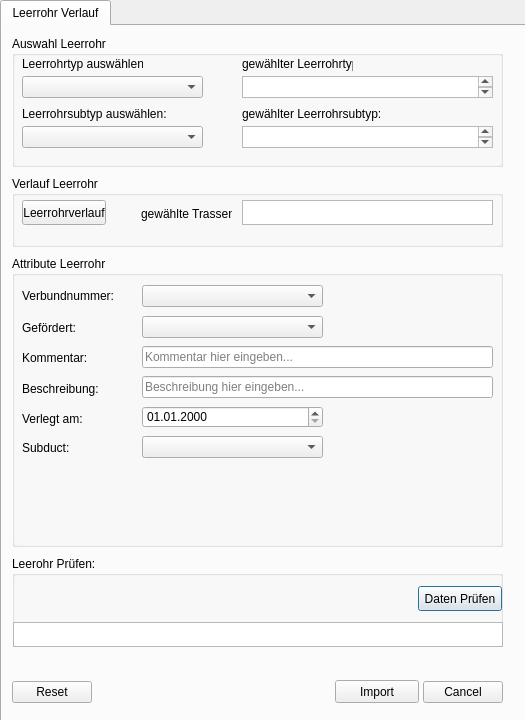
geoKjack/Toolbox_SiegeleCO, file tools/leerrohr_verlegen/leerrohr_verlegen_dialog_base.ui: the form before one commit.
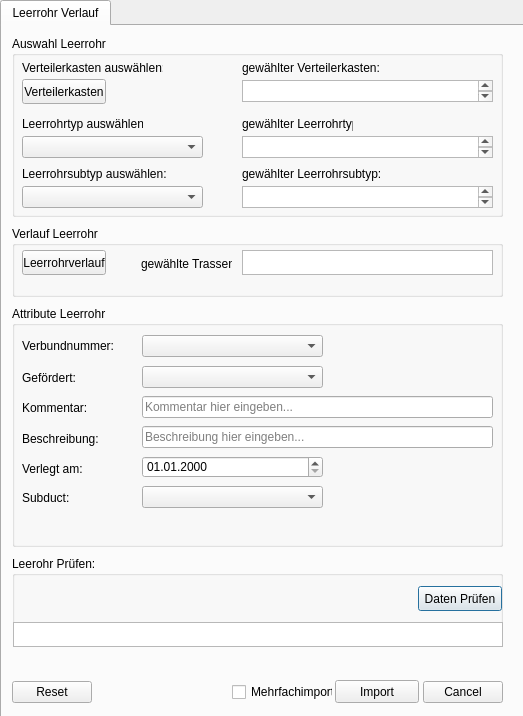
The form after the commit. Custom widgets are drawn as their Qt base class.

Commit message: Fix: Setze Standardwert für Subduct und behebe QTextEdit Fehler; außerdem Troubleshoot Importer Leerrohre

```diff
--- a/tools/leerrohr_verlegen/leerrohr_verlegen_dialog_base.ui
+++ b/tools/leerrohr_verlegen/leerrohr_verlegen_dialog_base.ui
@@ -6,8 +6,8 @@
    <rect>
     <x>0</x>
     <y>0</y>
-    <width>525</width>
-    <height>720</height>
+    <width>523</width>
+    <height>716</height>
    </rect>
   </property>
   <property name="windowTitle">
@@ -108,9 +108,9 @@
      <property name="geometry">
       <rect>
        <x>10</x>
-       <y>230</y>
+       <y>280</y>
        <width>491</width>
-       <height>291</height>
+       <height>241</height>
       </rect>
      </property>
      <property name="title">
@@ -274,7 +274,7 @@
      <property name="geometry">
       <rect>
        <x>10</x>
-       <y>150</y>
+       <y>200</y>
        <width>491</width>
        <height>71</height>
       </rect>
@@ -325,7 +325,7 @@
        <x>10</x>
        <y>10</y>
        <width>491</width>
-       <height>131</height>
+       <height>181</height>
       </rect>
      </property>
      <property name="title">
@@ -335,7 +335,7 @@
       <property name="geometry">
        <rect>
         <x>10</x>
-        <y>20</y>
+        <y>80</y>
         <width>121</width>
         <height>16</height>
        </rect>
@@ -348,7 +348,7 @@
       <property name="geometry">
        <rect>
         <x>10</x>
-        <y>40</y>
+        <y>100</y>
         <width>181</width>
         <height>22</height>
        </rect>
@@ -358,7 +358,7 @@
       <property name="geometry">
        <rect>
         <x>230</x>
-        <y>40</y>
+        <y>100</y>
         <width>251</width>
         <height>22</height>
        </rect>
@@ -368,7 +368,7 @@
       <property name="geometry">
        <rect>
         <x>230</x>
-        <y>20</y>
+        <y>80</y>
         <width>111</width>
         <height>16</height>
        </rect>
@@ -381,7 +381,7 @@
       <property name="geometry">
        <rect>
         <x>10</x>
-        <y>90</y>
+        <y>150</y>
         <width>181</width>
         <height>22</height>
        </rect>
@@ -391,7 +391,7 @@
       <property name="geometry">
        <rect>
         <x>230</x>
-        <y>90</y>
+        <y>150</y>
         <width>251</width>
         <height>22</height>
        </rect>
@@ -401,7 +401,7 @@
       <property name="geometry">
        <rect>
         <x>230</x>
-        <y>70</y>
+        <y>130</y>
         <width>141</width>
         <height>16</height>
        </rect>
@@ -414,7 +414,7 @@
       <property name="geometry">
        <rect>
         <x>10</x>
-        <y>70</y>
+        <y>130</y>
         <width>161</width>
         <height>16</height>
        </rect>
@@ -423,6 +423,68 @@
        <string>Leerrohrsubtyp auswählen:</string>
       </property>
      </widget>
+     <widget class="QLabel" name="label_7">
+      <property name="geometry">
+       <rect>
+        <x>230</x>
+        <y>24</y>
+        <width>141</width>
+        <height>16</height>
+       </rect>
+      </property>
+      <property name="text">
+       <string>gewählter Verteilerkasten:</string>
+      </property>
+     </widget>
+     <widget class="QLabel" name="label_3">
+      <property name="geometry">
+       <rect>
+        <x>10</x>
+        <y>24</y>
+        <width>141</width>
+        <height>16</height>
+       </rect>
+      </property>
+      <property name="text">
+       <string>Verteilerkasten auswählen:</string>
+      </property>
+     </widget>
+     <widget class="QTextEdit" name="label_gewaehlter_verteiler">
+      <property name="geometry">
+       <rect>
+        <x>230</x>
+        <y>44</y>
+        <width>251</width>
+        <height>22</height>
+       </rect>
+      </property>
+     </widget>
+     <widget class="QPushButton" name="pushButton_verteiler">
+      <property name="geometry">
+       <rect>
+        <x>10</x>
+        <y>43</y>
+        <width>84</width>
+        <height>25</height>
+       </rect>
+      </property>
+      <property name="text">
+       <string>Verteilerkasten</string>
+      </property>
+     </widget>
+    </widget>
+    <widget class="QCheckBox" name="checkBox_clearForm">
+     <property name="geometry">
+      <rect>
+       <x>230</x>
+       <y>657</y>
+       <width>101</width>
+       <height>18</height>
+      </rect>
+     </property>
+     <property name="text">
+      <string>Mehrfachimport</string>
+     </property>
     </widget>
     <zorder>groupBox_3</zorder>
     <zorder>button_box</zorder>
```
Left out of the diff: 1 changed line with no effect on the pictures. The commit also changes 2 other files.
